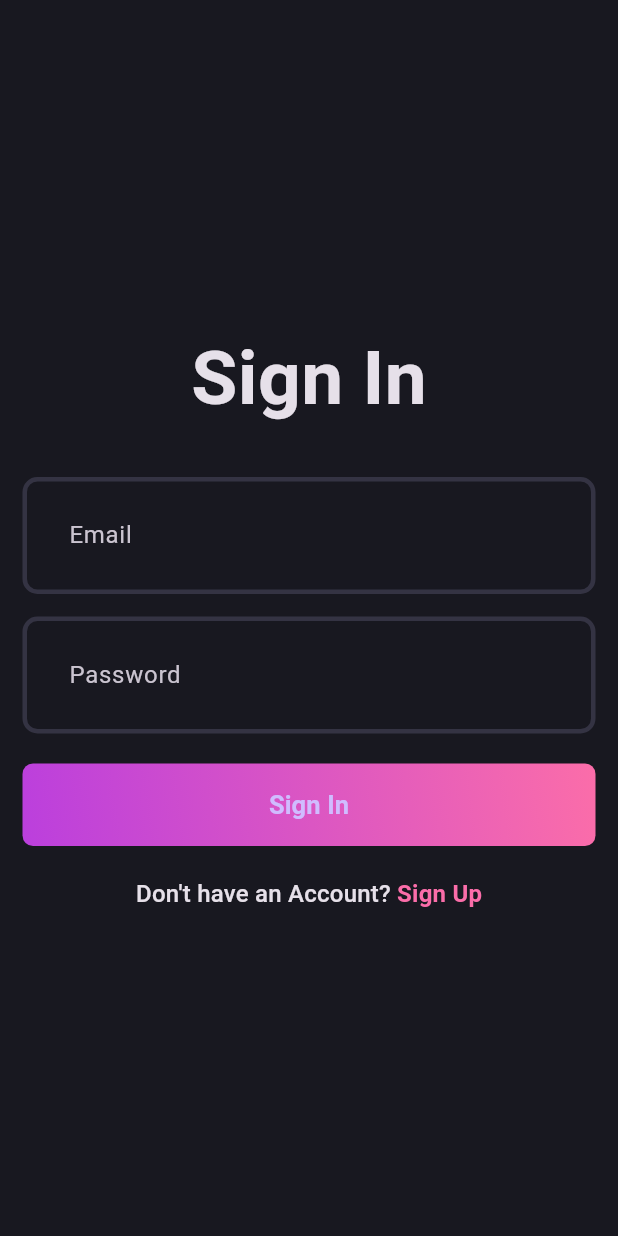
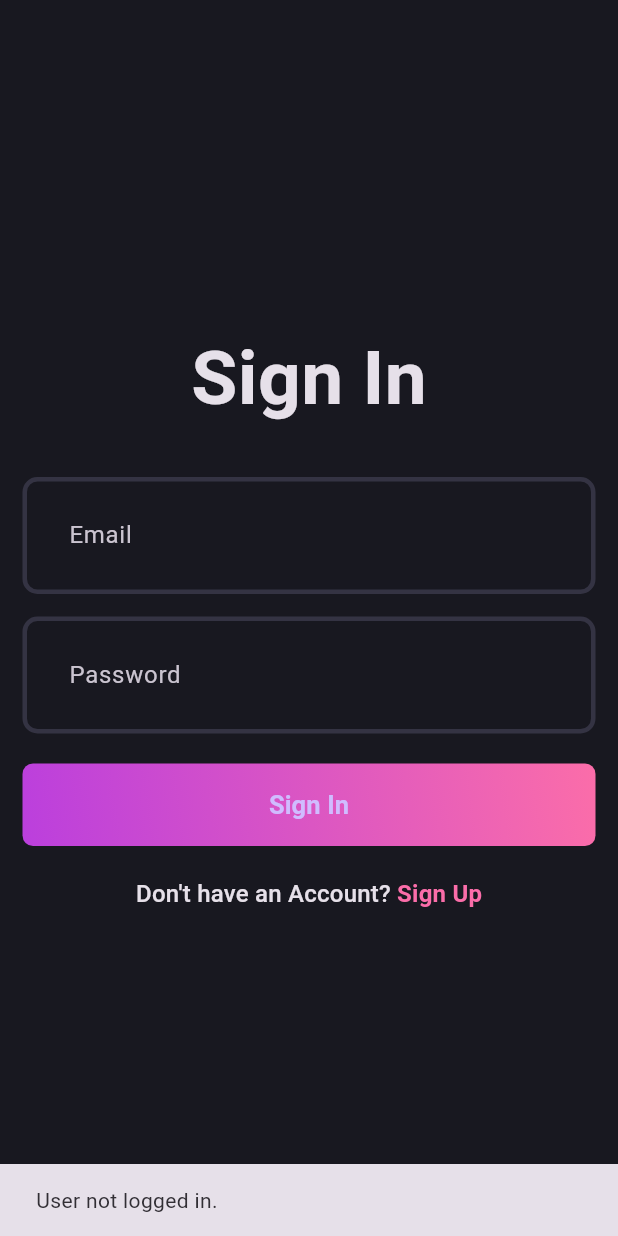
Before and after one commit to mohamedmosilhy/Blog-App, a Flutter app: the first screen one second after launch, on a phone screen of 412 x 824 dp. Run offline on Flutter 3.47's test engine with Material 3 defaults, Android fonts, the phone set to English and light mode, and no system bars; our stand-ins replace flutter_bloc, fpdart, get_it, supabase_flutter; accounts and stored records are empty.

Commit message:
completing Auth feature

```diff
--- /dev/null
+++ b/lib/core/common/cubits/app_user/app_user_cubit.dart
@@ -0,0 +1,17 @@
+import 'package:blog_app/core/common/entities/user.dart';
+import 'package:flutter/material.dart';
+import 'package:flutter_bloc/flutter_bloc.dart';
+
+part 'app_user_state.dart';
+
+class AppUserCubit extends Cubit<AppUserState> {
+  AppUserCubit() : super(AppUserInitial());
+
+  void updateUser(User? user) {
+    if (user == null) {
+      emit(AppUserInitial());
+    } else {
+      emit(AppUserLoggedIn(user));
+    }
+  }
+}
--- /dev/null
+++ b/lib/core/common/cubits/app_user/app_user_state.dart
@@ -0,0 +1,11 @@
+part of 'app_user_cubit.dart';
+
+@immutable
+sealed class AppUserState {}
+
+final class AppUserInitial extends AppUserState {}
+
+final class AppUserLoggedIn extends AppUserState {
+  final User user;
+  AppUserLoggedIn(this.user);
+}
--- a/lib/features/auth/domain/entities/user.dart
+++ b/lib/core/common/entities/user.dart
@@ -1,3 +1,4 @@
+// ignore_for_file: public_member_api_docs, sort_constructors_first
 class User {
   final String id;
   final String name;
--- a/lib/core/usecases/usecase.dart
+++ b/lib/core/usecases/usecase.dart
@@ -4,3 +4,5 @@ import 'package:fpdart/fpdart.dart';
 abstract interface class Usecase<SuccessType, Params> {
   Future<Either<Failure, SuccessType>> call(Params params);
 }
+
+class NoParams {}
--- a/lib/features/auth/data/datasources/auth_remote_data_source.dart
+++ b/lib/features/auth/data/datasources/auth_remote_data_source.dart
@@ -3,16 +3,41 @@ import 'package:blog_app/features/auth/data/models/user_model.dart';
 import 'package:supabase_flutter/supabase_flutter.dart';
 
 abstract interface class AuthRemoteDataSource {
+  Session? get currentUserSession;
+
   Future<UserModel> signUpWithEmailPassword(
       {required String name, required String email, required String password});
 
   Future<UserModel> logInWithEmailPassword(
       {required String email, required String password});
+
+  Future<UserModel?> getCurrentUserData();
 }
 
 class AuthRemoteDataSourceImpl implements AuthRemoteDataSource {
   final SupabaseClient supabaseClient;
   AuthRemoteDataSourceImpl(this.supabaseClient);
+
+  @override
+  Session? get currentUserSession => supabaseClient.auth.currentSession;
+
+  @override
+  Future<UserModel?> getCurrentUserData() async {
+    try {
+      if (currentUserSession != null) {
+        final user = await supabaseClient
+            .from("profiles")
+            .select()
+            .eq("id", currentUserSession!.user.id);
+        return UserModel.fromJson(user.first)
+            .copyWith(email: currentUserSession!.user.email);
+      }
+
+      return null;
+    } catch (e) {
+      throw ServerExceptions(e.toString());
+    }
+  }
 
   @override
   Future<UserModel> logInWithEmailPassword(
@@ -25,7 +50,7 @@ class AuthRemoteDataSourceImpl implements AuthRemoteDataSource {
       if (response.user == null) {
         throw const ServerExceptions("User is null.");
       }
-      return UserModel.fromJson(response.user!.toJson());
+      return UserModel.fromJson(response.user!.toJson()).copyWith();
     } catch (e) {
       throw ServerExceptions(e.toString());
     }
@@ -42,7 +67,7 @@ class AuthRemoteDataSourceImpl implements AuthRemoteDataSource {
       if (response.user == null) {
         throw const ServerExceptions("User is null.");
       }
-      return UserModel.fromJson(response.user!.toJson());
+      return UserModel.fromJson(response.user!.toJson()).copyWith();
     } catch (e) {
       throw ServerExceptions(e.toString());
     }
--- a/lib/features/auth/data/repository/auth_repository_impl.dart
+++ b/lib/features/auth/data/repository/auth_repository_impl.dart
@@ -1,7 +1,7 @@
 import 'package:blog_app/core/errors/exceptions.dart';
 import 'package:blog_app/core/errors/failure.dart';
 import 'package:blog_app/features/auth/data/datasources/auth_remote_data_source.dart';
-import 'package:blog_app/features/auth/domain/entities/user.dart';
+import 'package:blog_app/core/common/entities/user.dart';
 import 'package:blog_app/features/auth/domain/repository/auth_repository.dart';
 import 'package:fpdart/fpdart.dart';
 import 'package:supabase_flutter/supabase_flutter.dart' as sb;
@@ -42,4 +42,19 @@ class AuthRepositoryImpl implements AuthRepository {
       return left(Failure(e.message));
     }
   }
+
+  @override
+  Future<Either<Failure, User>> currentUser() async {
+    try {
+      final user = await remoteDataSource.getCurrentUserData();
+
+      if (user == null) {
+        return left(Failure("User not logged in."));
+      }
+
+      return right(user);
+    } on ServerExceptions catch (e) {
+      return left(Failure(e.message));
+    }
+  }
 }
--- a/lib/features/auth/domain/repository/auth_repository.dart
+++ b/lib/features/auth/domain/repository/auth_repository.dart
@@ -1,5 +1,5 @@
 import 'package:blog_app/core/errors/failure.dart';
-import 'package:blog_app/features/auth/domain/entities/user.dart';
+import 'package:blog_app/core/common/entities/user.dart';
 import 'package:fpdart/fpdart.dart';
 
 abstract interface class AuthRepository {
@@ -8,4 +8,6 @@ abstract interface class AuthRepository {
 
   Future<Either<Failure, User>> logInWithEmailPassword(
       {required String email, required String password});
+
+  Future<Either<Failure, User>> currentUser();
 }
--- /dev/null
+++ b/lib/features/auth/domain/usecases/current_user.dart
@@ -0,0 +1,14 @@
+import 'package:blog_app/core/errors/failure.dart';
+import 'package:blog_app/core/usecases/usecase.dart';
+import 'package:blog_app/core/common/entities/user.dart';
+import 'package:blog_app/features/auth/domain/repository/auth_repository.dart';
+import 'package:fpdart/fpdart.dart';
+
+class CurrentUser implements Usecase<User, NoParams> {
+  final AuthRepository authRepository;
+  CurrentUser(this.authRepository);
+  @override
+  Future<Either<Failure, User>> call(NoParams params) async {
+    return await authRepository.currentUser();
+  }
+}
--- a/lib/features/auth/domain/usecases/user_login.dart
+++ b/lib/features/auth/domain/usecases/user_login.dart
@@ -1,6 +1,6 @@
 import 'package:blog_app/core/errors/failure.dart';
 import 'package:blog_app/core/usecases/usecase.dart';
-import 'package:blog_app/features/auth/domain/entities/user.dart';
+import 'package:blog_app/core/common/entities/user.dart';
 import 'package:blog_app/features/auth/domain/repository/auth_repository.dart';
 import 'package:fpdart/fpdart.dart';
 
--- a/lib/features/auth/domain/usecases/user_sign_up.dart
+++ b/lib/features/auth/domain/usecases/user_sign_up.dart
@@ -1,6 +1,6 @@
 import 'package:blog_app/core/errors/failure.dart';
 import 'package:blog_app/core/usecases/usecase.dart';
-import 'package:blog_app/features/auth/domain/entities/user.dart';
+import 'package:blog_app/core/common/entities/user.dart';
 import 'package:blog_app/features/auth/domain/repository/auth_repository.dart';
 import 'package:fpdart/fpdart.dart';
 
--- a/lib/features/auth/presentation/bloc/auth_bloc.dart
+++ b/lib/features/auth/presentation/bloc/auth_bloc.dart
@@ -1,5 +1,8 @@
+import 'package:blog_app/core/common/cubits/app_user/app_user_cubit.dart';
 import 'package:blog_app/core/errors/failure.dart';
-import 'package:blog_app/features/auth/domain/entities/user.dart';
+import 'package:blog_app/core/usecases/usecase.dart';
+import 'package:blog_app/core/common/entities/user.dart';
+import 'package:blog_app/features/auth/domain/usecases/current_user.dart';
 import 'package:blog_app/features/auth/domain/usecases/user_login.dart';
 import 'package:blog_app/features/auth/domain/usecases/user_sign_up.dart';
 import 'package:flutter/material.dart';
@@ -11,30 +14,52 @@ part 'auth_state.dart';
 class AuthBloc extends Bloc<AuthEvent, AuthState> {
   final UserSignUp _userSignUp;
   final UserLogin _userLogin;
+  final CurrentUser _currentUser;
+  final AppUserCubit _appUserCubit;
 
-  AuthBloc({required UserSignUp userSignUp, required UserLogin userLogin})
+  AuthBloc(
+      {required UserSignUp userSignUp,
+      required UserLogin userLogin,
+      required CurrentUser currentUser,
+      required AppUserCubit appUserCubit})
       : _userSignUp = userSignUp,
         _userLogin = userLogin,
+        _currentUser = currentUser,
+        _appUserCubit = appUserCubit,
         super(AuthInitial()) {
+    on<AuthEvent>((_, emit) => emit(AuthLoading()));
     on<AuthSignUp>(_onAuthSignup);
     on<AuthLogin>(_onAuthLogin);
+    on<AuthIsUserLoggedIn>(_isUserLoggedIn);
   }
 
   void _onAuthSignup(AuthSignUp event, Emitter<AuthState> emit) async {
-    emit(AuthLoading());
     final res = await _userSignUp(UserSignUpParams(
         email: event.email, name: event.name, password: event.password));
 
     res.fold((failure) => emit(AuthFailure(failure.message)),
-        (user) => emit(AuthSuccess(user)));
+        (user) => _emittAuthSuccess(user, emit));
   }
 
   void _onAuthLogin(AuthLogin event, Emitter<AuthState> emit) async {
-    emit(AuthLoading());
     final res = await _userLogin(
         UserLoginParams(email: event.email, password: event.password));
 
     res.fold((failure) => emit(AuthFailure(failure.message)),
-        (user) => emit(AuthSuccess(user)));
+        (user) => _emittAuthSuccess(user, emit));
+  }
+
+  void _isUserLoggedIn(
+      AuthIsUserLoggedIn event, Emitter<AuthState> emit) async {
+    final res = await _currentUser(NoParams());
+
+    res.fold((failure) => emit(AuthFailure(failure.message)), (user) {
+      _emittAuthSuccess(user, emit);
+    });
+  }
+
+  void _emittAuthSuccess(User user, Emitter<AuthState> emit) {
+    _appUserCubit.updateUser(user);
+    emit(AuthSuccess(user));
   }
 }
--- a/lib/features/auth/presentation/bloc/auth_event.dart
+++ b/lib/features/auth/presentation/bloc/auth_event.dart
@@ -22,3 +22,5 @@ class AuthLogin extends AuthEvent {
     required this.password,
   });
 }
+
+class AuthIsUserLoggedIn extends AuthEvent {}
--- a/lib/main.dart
+++ b/lib/main.dart
@@ -1,3 +1,4 @@
+import 'package:blog_app/core/common/cubits/app_user/app_user_cubit.dart';
 import 'package:blog_app/core/theme/theme.dart';
 import 'package:blog_app/features/auth/presentation/bloc/auth_bloc.dart';
 import 'package:blog_app/features/auth/presentation/pages/login_page.dart';
@@ -9,13 +10,27 @@ void main() async {
   WidgetsFlutterBinding.ensureInitialized();
   await initDependencies();
   runApp(MultiBlocProvider(
-    providers: [BlocProvider(create: (_) => serviceLocator<AuthBloc>())],
+    providers: [
+      BlocProvider(create: (_) => serviceLocator<AuthBloc>()),
+      BlocProvider(create: (_) => serviceLocator<AppUserCubit>())
+    ],
     child: const MyApp(),
   ));
 }
 
-class MyApp extends StatelessWidget {
+class MyApp extends StatefulWidget {
   const MyApp({super.key});
+
+  @override
+  State<MyApp> createState() => _MyAppState();
+}
+
+class _MyAppState extends State<MyApp> {
+  @override
+  void initState() {
+    super.initState();
+    context.read<AuthBloc>().add(AuthIsUserLoggedIn());
+  }
 
   // This widget is the root of your application.
   @override
@@ -24,7 +39,21 @@ class MyApp extends StatelessWidget {
       debugShowCheckedModeBanner: false,
       title: 'Blog App',
       theme: AppTheme.darkThemeMode,
-      home: const LoginPage(),
+      home: BlocSelector<AppUserCubit, AppUserState, bool>(
+        selector: (state) {
+          return state is AppUserLoggedIn;
+        },
+        builder: (context, isLoggedIn) {
+          if (isLoggedIn) {
+            return const Scaffold(
+              body: Center(
+                child: Text("Logged In"),
+              ),
+            );
+          }
+          return const LoginPage();
+        },
+      ),
     );
   }
 }
```
Also changed, not shown: lib/features/auth/data/models/user_model.dart (+13 -1 lines), lib/init_dependencies.dart (+22 -13 lines).
